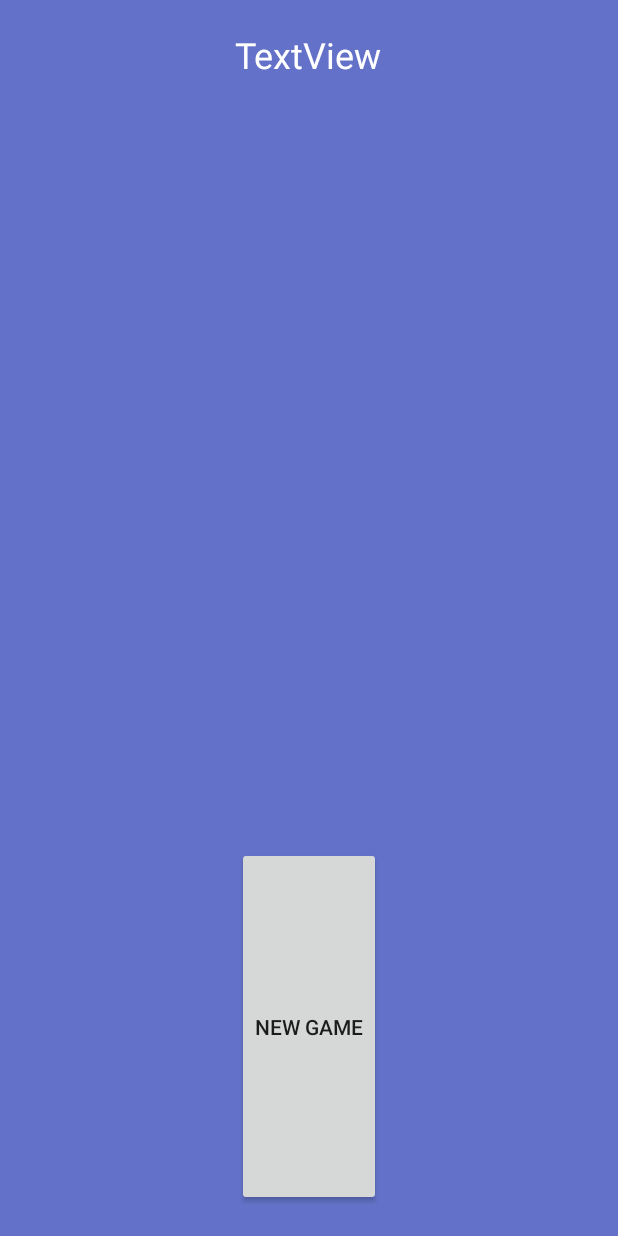
After one commit to ImryAshur/HW_ImryAshur, an Android app: the layout activity_menu.xml on its own in the app's theme, with its tools: preview values and no code run, on a phone screen of 412 x 824 dp. The commit adds this screen. Run offline under Robolectric (Android 15) with nearby library versions, the phone set to English and light mode, and no system bars.

Commit message:
Adding other activity for the winner page

```diff
--- /dev/null
+++ b/app/src/main/res/layout/activity_menu.xml
@@ -0,0 +1,51 @@
+<?xml version="1.0" encoding="utf-8"?>
+<androidx.constraintlayout.widget.ConstraintLayout xmlns:android="http://schemas.android.com/apk/res/android"
+    xmlns:app="http://schemas.android.com/apk/res-auto"
+    xmlns:tools="http://schemas.android.com/tools"
+    android:layout_width="match_parent"
+    android:layout_height="match_parent"
+    tools:context=".Activity_menu">
+    <RelativeLayout
+        android:layout_width="match_parent"
+        android:layout_height="match_parent"
+        android:background="@color/game_BTN_backgroundbtn">
+
+    <LinearLayout
+        android:layout_width="wrap_content"
+        android:layout_height="match_parent"
+        android:layout_centerHorizontal="true"
+        android:orientation="vertical"
+        android:padding="20dp">
+
+        <TextView
+            android:id="@+id/menu_LBL_winnerName"
+            android:layout_width="wrap_content"
+            android:layout_height="wrap_content"
+            android:text="TextView"
+            android:layout_gravity="center"
+            android:layout_marginBottom="10dp"
+            android:textColor="@color/game_BTN_btnText"
+            android:layout_weight="1"
+            android:textSize="24sp"/>
+
+        <ImageView
+            android:id="@+id/menu_IMG_winnerPic"
+            android:layout_width="100dp"
+            android:layout_height="100dp"
+            android:layout_gravity="center"
+            android:layout_marginBottom="20dp"
+            android:layout_weight="1"
+            />
+
+        <Button
+            android:id="@+id/menu_BTN_newGame"
+            android:layout_width="wrap_content"
+            android:layout_height="wrap_content"
+            android:layout_gravity="center"
+            android:layout_weight="1"
+            android:text="new game" />
+
+    </LinearLayout>
+
+    </RelativeLayout>
+</androidx.constraintlayout.widget.ConstraintLayout>
--- a/app/src/main/res/values/styles.xml
+++ b/app/src/main/res/values/styles.xml
@@ -1,6 +1,6 @@
 <resources>
     <!-- Base application theme. -->
-    <style name="AppTheme" parent="Theme.AppCompat.Light.DarkActionBar">
+    <style name="AppTheme" parent="Theme.AppCompat.Light.NoActionBar">
         <!-- Customize your theme here. -->
         <item name="colorPrimary">@color/colorPrimary</item>
         <item name="colorPrimaryDark">@color/colorPrimaryDark</item>
```
Also changed, not shown: app/src/main/AndroidManifest.xml (+6 -4 lines), app/src/main/java/com/example/hw_imryashur/Activity_game.java (+28 -10 lines), app/src/main/java/com/example/hw_imryashur/Activity_menu.java (added, +53 -0 lines), app/src/main/res/layout/activity_game.xml (+8 -5 lines).
